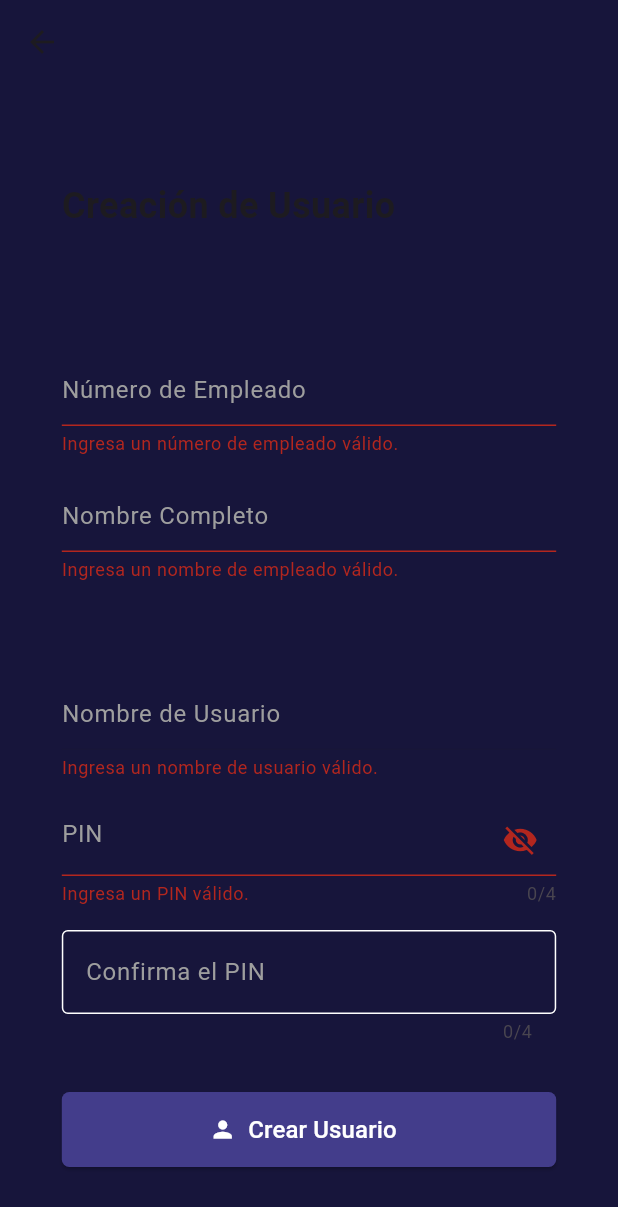
After one commit to GlitchY2J/qr_warehouse, a Flutter app: the NewUserPage screen opened directly, after a tap on "Crear Usuario", on a phone screen of 412 x 824 dp. The commit adds this screen. Shown: the top 1207 px of the screen. Run offline on Flutter 3.47's test engine with Material 3 defaults, Android fonts, the light colour scheme and no system bars; our stand-ins replace csv, dropdown_button2, flutter_svg, get, pdf, qr_flutter and 2 more; missing offline and left inert: filter_list, pointycastle, qr_code_scanner; accounts and stored records are empty; network calls fail.

Commit message:
Added Create New User

```diff
--- a/lib/pages/create_part_number_page.dart
+++ b/lib/pages/create_part_number_page.dart
@@ -70,10 +70,6 @@ class _CreatePartNumberPageState extends State<CreatePartNumberPage> {
 
   @override
   Widget build(BuildContext context) {
-    final screenWidth = MediaQuery.of(context).size.width;
-    final double desktopPadding = screenWidth * 0.25;
-    final double mobilePadding = screenWidth * 0.10;
-
     return Scaffold(
       backgroundColor: const Color(0xFF17153B),
       resizeToAvoidBottomInset: false,
--- a/lib/pages/login_page.dart
+++ b/lib/pages/login_page.dart
@@ -106,7 +106,7 @@ class LoginPage extends StatelessWidget {
                       hintText: "Usuario",
                       obscureText: false,
                       keyboardType: TextInputType.text,
-                      onSubmitted: (value) {
+                      onSubmitted: (_) {
                         loginRequestToDatabase(context);
                       },
                     ),
@@ -121,7 +121,7 @@ class LoginPage extends StatelessWidget {
                       hintText: "Contraseña",
                       obscureText: true,
                       keyboardType: TextInputType.text,
-                      onSubmitted: (value) {
+                      onSubmitted: (_) {
                         loginRequestToDatabase(context);
                       },
                     ),
--- /dev/null
+++ b/lib/pages/new_user_page.dart
@@ -0,0 +1,312 @@
+import 'dart:convert';
+
+import 'package:flutter/material.dart';
+import 'package:flutter/services.dart';
+import 'package:qr_warehouse/models/user.dart';
+import 'package:qr_warehouse/utils/form_controller.dart';
+import 'package:qr_warehouse/widgets/custom_form_text_field.dart';
+import 'package:qr_warehouse/widgets/custom_icon_button.dart';
+import 'package:http/http.dart' as http;
+import 'package:qr_warehouse/widgets/show_pin_icon.dart';
+
+class NewUserPage extends StatefulWidget {
+  const NewUserPage({super.key});
+
+  @override
+  State<NewUserPage> createState() => _NewUserPageState();
+}
+
+class _NewUserPageState extends State<NewUserPage> {
+  // formKey to validate form
+  final formKey = GlobalKey<FormState>();
+
+  // check if user already exists in database
+  bool userNameExists = false;
+  bool userIdExists = false;
+
+  // is pin visible
+  bool pinHidden = true;
+
+  // list of users
+  List<User> users = [];
+
+  // Username List
+  List<String> userName = [];
+
+  // TEXT CONTROLLERS
+  final idController = TextEditingController();
+  final fullNameController = TextEditingController();
+  final usernameController = TextEditingController();
+  final pinController = TextEditingController();
+  final pinConfirmationController = TextEditingController();
+
+  @override
+  void initState() {
+    super.initState();
+    // get registered users
+    getUsers();
+  }
+
+  Future<void> getUsers() async {
+    http.Response response = await FormController.getTable('users', '');
+    if (response.statusCode == 200) {
+      setState(() {
+        users = List<User>.from(
+          jsonDecode(response.body).map((model) => User.fromJson(model)),
+        );
+      });
+    }
+  }
+
+  // inserts user
+  void insertUser() async {
+    String id = idController.text;
+    String username = usernameController.text;
+    String pin = pinController.text;
+    String fullName = fullNameController.text;
+    String userType = "User";
+
+    String values = "'$id', '$username', '$pin', '$fullName', '$userType'";
+    Map<String, dynamic> result =
+        await FormController.insertRecords("users", values);
+
+    //update users again
+    if (result["success"] == "true") {
+      getUsers();
+      idController.clear();
+      usernameController.clear();
+      fullNameController.clear();
+      pinController.clear();
+      pinConfirmationController.clear();
+    }
+
+    SnackBar snackBar = SnackBar(
+      content: result["success"] == "true"
+          ? const Text("Registro Completo.")
+          : const Text("El registro no pudo ser completado."),
+    );
+
+    ScaffoldMessenger.of(context).showSnackBar(snackBar);
+  }
+
+  // validates form
+  void validateForm() {
+    userNameExists =
+        users.any((user) => user.username == usernameController.text);
+
+    userIdExists = users.any((user) => user.id == idController.text);
+
+    if (formKey.currentState!.validate()) {
+      // Insert user
+      insertUser();
+    }
+  }
+
+  String? validatePinConfirmation(value) {
+    if (value != pinController.text) {
+      return 'El PIN no coincide.';
+    }
+    return null;
+  }
+
+  String? validatePin(value) {
+    if (value == null || value.isEmpty || value.length < 4) {
+      return 'Ingresa un PIN válido.';
+    }
+    return null;
+  }
+
+  String? validateUsername(value) {
+    if (value == null || value.isEmpty) {
+      return 'Ingresa un nombre de usuario válido.';
+    } else if (userNameExists) {
+      return 'Nombre de usuario ya existente.';
+    }
+    return null;
+  }
+
+  String? validateFullName(value) {
+    if (value == null || value.isEmpty) {
+      return 'Ingresa un nombre de empleado válido.';
+    }
+    return null;
+  }
+
+  String? validateId(value) {
+    if (value == null || value.isEmpty) {
+      return 'Ingresa un número de empleado válido.';
+    } else if (userIdExists) {
+      return 'Número de empleado ya existente.';
+    }
+    return null;
+  }
+
+  void createUserName(value) {
+    setState(() {
+      userName = value.split(' ');
+
+      if (userName.length > 1) {
+        usernameController.text =
+            userName[0][0].toLowerCase() + userName[1].toLowerCase();
+      } else if (userName.length == 1) {
+        if (userName[0] == '') {
+          usernameController.text = '';
+        } else {
+          usernameController.text = userName[0][0].toLowerCase();
+        }
+      } else if (userName.isEmpty) {
+        usernameController.text = '';
+      }
+    });
+  }
+
+  void inContact(TapDownDetails details) {
+    setState(() {
+      pinHidden = false;
+    });
+  }
+
+  void outContact(TapUpDetails details) {
+    setState(() {
+      pinHidden = true;
+    });
+  }
+
+  void cancelContact() {
+    setState(() {
+      pinHidden = true;
+    });
+  }
+
+  @override
+  Widget build(BuildContext context) {
+    // screen size variables
+    final screenWidth = MediaQuery.of(context).size.width;
+    final double desktopPadding = screenWidth * 0.39;
+    final double mobilePadding = screenWidth * 0.10;
+
+    return Scaffold(
+      backgroundColor: const Color(0xFF17153B),
+      resizeToAvoidBottomInset: false,
+      appBar: AppBar(
+        backgroundColor: const Color(0xFF17153B),
+      ),
+      body: SingleChildScrollView(
+        child: Padding(
+          padding: EdgeInsets.symmetric(
+            vertical: 14,
+            horizontal: screenWidth < 800 ? mobilePadding : desktopPadding,
+          ),
+          child: Center(
+            child: Column(
+              children: [
+                Form(
+                  key: formKey,
+                  child: Column(
+                    children: [
+                      const SizedBox(height: 50),
+
+                      Container(
+                        alignment: Alignment.topLeft,
+                        child: Text(
+                          "Creación de Usuario",
+                          style: const TextStyle(
+                              fontWeight: FontWeight.bold, fontSize: 24),
+                        ),
+                      ),
+
+                      const SizedBox(height: 82),
+
+                      // EMPLOYEE ID
+                      CustomFormTextField(
+                        controller: idController,
+                        hintText: 'Número de Empleado',
+                        textInputType: TextInputType.number,
+                        inputFormatters: <TextInputFormatter>[
+                          FilteringTextInputFormatter.digitsOnly
+                        ],
+                        validator: (value) => validateId(value),
+                        onFieldSubmitted: (_) => validateForm(),
+                      ),
+
+                      const SizedBox(height: 16),
+
+                      // FULL NAME
+                      CustomFormTextField(
+                        controller: fullNameController,
+                        hintText: 'Nombre Completo',
+                        validator: (value) => validateFullName(value),
+                        onChanged: (value) => createUserName(value),
+                        onFieldSubmitted: (_) => validateForm(),
+                      ),
+                      const SizedBox(height: 64),
+
+                      // USERNAME
+                      CustomFormTextField(
+                        controller: usernameController,
+                        hintText: 'Nombre de Usuario',
+                        enabled: false,
+                        validator: (value) => validateUsername(value),
+                      ),
+
+                      const SizedBox(height: 16),
+
+                      // PIN
+                      CustomFormTextField(
+                        controller: pinController,
+                        maxLength: 4,
+                        obscureText: pinHidden,
+                        hintText: 'PIN',
+                        textInputType: TextInputType.number,
+                        inputFormatters: <TextInputFormatter>[
+                          FilteringTextInputFormatter.digitsOnly
+                        ],
+                        suffixIcon: ShowPinIcon(
+                          pinHidden: pinHidden,
+                          onTapDown: inContact,
+                          onTapUp: outContact,
+                          onTapCancel: cancelContact,
+                        ),
+                        interactiveSelection: false,
+                        validator: (value) => validatePin(value),
+                        onFieldSubmitted: (_) => validateForm(),
+                      ),
+
+                      const SizedBox(height: 16),
+
+                      // PIN CONFIRMATION
+                      CustomFormTextField(
+                        controller: pinConfirmationController,
+                        maxLength: 4,
+                        obscureText: true,
+                        hintText: 'Confirma el PIN',
+                        textInputType: TextInputType.number,
+                        inputFormatters: <TextInputFormatter>[
+                          FilteringTextInputFormatter.digitsOnly
+                        ],
+                        interactiveSelection: false,
+                        validator: (value) => validatePinConfirmation(value),
+                        onFieldSubmitted: (_) => validateForm(),
+                      ),
+
+                      const SizedBox(height: 32),
+
+                      // Generate QR Code
+                      CustomIconButton(
+                        text: "Crear Usuario",
+                        icon: Icons.person,
+                        height: 50,
+                        width: 400,
+                        onPressed: () => validateForm(),
+                      ),
+                    ],
+                  ),
+                )
+              ],
+            ),
+          ),
+        ),
+      ),
+    );
+  }
+}
--- a/lib/widgets/custom_drawer.dart
+++ b/lib/widgets/custom_drawer.dart
@@ -1,7 +1,9 @@
 import 'package:flutter/material.dart';
 import 'package:qr_warehouse/pages/main_page.dart';
+import 'package:qr_warehouse/widgets/add_new_user_tile.dart';
 import 'package:qr_warehouse/widgets/add_part_number_tile..dart';
 import 'package:qr_warehouse/widgets/astrophysics_logo.dart';
+import 'package:qr_warehouse/pages/new_user_page.dart';
 import 'package:qr_warehouse/widgets/inventory_tile.dart';
 import 'package:qr_warehouse/widgets/welcome_text.dart';
 
@@ -47,6 +49,9 @@ class CustomDrawer extends StatelessWidget {
               ? AddPartNumberTile(getMovements: refreshMovements)
               : Container(),
           InventoryTile(refreshMovements: refreshMovements),
+          userType == "Admin" || savedUserType == "Admin"
+              ? AddNewUserTile(getMovements: refreshMovements)
+              : Container(),
         ],
       ),
     );
--- /dev/null
+++ b/lib/widgets/custom_form_text_field.dart
@@ -0,0 +1,66 @@
+import 'package:flutter/material.dart';
+import 'package:flutter/services.dart';
+
+class CustomFormTextField extends StatelessWidget {
+  const CustomFormTextField({
+    super.key,
+    required this.controller,
+    this.width = 400,
+    this.obscureText = false,
+    this.hintText,
+    this.validator,
+    this.textInputType,
+    this.inputFormatters,
+    this.onFieldSubmitted,
+    this.suffixIcon,
+    this.maxLength,
+    this.interactiveSelection,
+    this.enabled,
+    this.onChanged,
+  });
+
+  final TextEditingController controller;
+  final double? width;
+  final bool obscureText;
+  final bool? enabled;
+  final String? hintText;
+  final String? Function(String?)? validator;
+  final void Function(String)? onChanged;
+  final TextInputType? textInputType;
+  final List<TextInputFormatter>? inputFormatters;
+  final Function(String)? onFieldSubmitted;
+  final Widget? suffixIcon;
+  final int? maxLength;
+  final bool? interactiveSelection;
+
+  @override
+  Widget build(BuildContext context) {
+    return SizedBox(
+      width: width,
+      child: TextFormField(
+        obscureText: obscureText,
+        enabled: enabled,
+        maxLength: maxLength,
+        controller: controller,
+        keyboardType: textInputType,
+        inputFormatters: inputFormatters,
+        enableInteractiveSelection: interactiveSelection,
+        enableSuggestions: false,
+        decoration: InputDecoration(
+          hintText: hintText,
+          hintStyle: TextStyle(color: Colors.grey[500]),
+          enabledBorder: const OutlineInputBorder(
+            borderSide: BorderSide(color: Colors.white),
+          ),
+          suffixIcon: suffixIcon,
+          focusedBorder: OutlineInputBorder(
+            borderSide: BorderSide(color: Colors.blue.shade400),
+          ),
+        ),
+        validator: validator,
+        onFieldSubmitted: onFieldSubmitted,
+        onChanged: onChanged,
+      ),
+    );
+  }
+}
--- /dev/null
+++ b/lib/widgets/show_pin_icon.dart
@@ -0,0 +1,31 @@
+import 'package:flutter/material.dart';
+
+class ShowPinIcon extends StatelessWidget {
+  const ShowPinIcon({
+    super.key,
+    required this.pinHidden,
+    this.onTapDown,
+    this.onTapUp,
+    this.onTapCancel,
+  });
+
+  final bool pinHidden;
+  final Function(TapDownDetails)? onTapDown;
+  final Function(TapUpDetails)? onTapUp;
+  final Function()? onTapCancel;
+
+  @override
+  Widget build(BuildContext context) {
+    return GestureDetector(
+      onTapDown: onTapDown,
+      onTapUp: onTapUp,
+      onTapCancel: onTapCancel,
+      child: IconButton(
+        icon: Icon(
+          pinHidden ? Icons.visibility_off : Icons.visibility,
+        ),
+        onPressed: () {},
+      ),
+    );
+  }
+}
```
Also changed, not shown: lib/pages/details_page.dart (+19 -2 lines), lib/pages/main_page.dart (+11 -3 lines), lib/widgets/add_new_user_tile.dart (added, +30 -0 lines), 1 other file.
